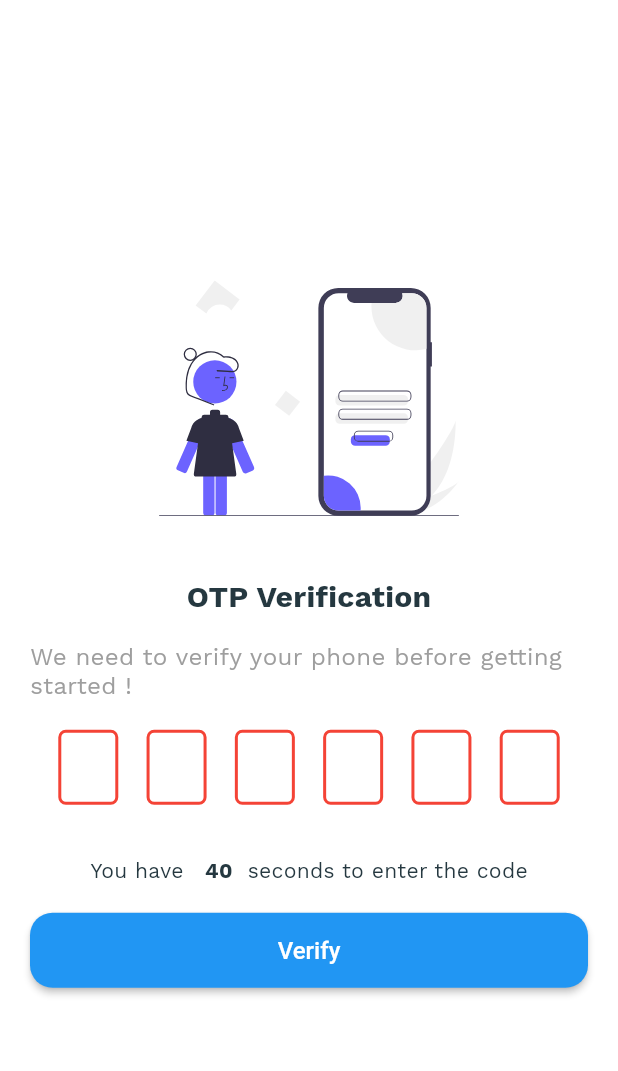
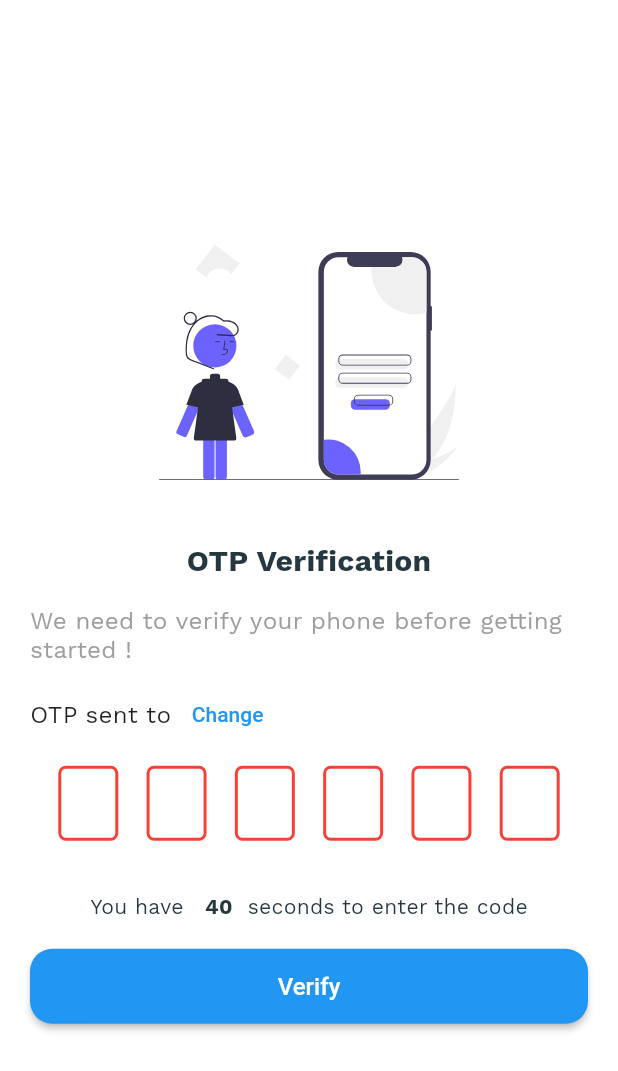
Before and after one commit to salmanulfarisi/hotel_bookin_app, a Flutter app: the OtpView screen opened by its route, on a phone screen of 412 x 824 dp. Shown: the top 1071 px of the screen. Run offline on Flutter 3.47's test engine with Material 2 defaults, Android fonts, the phone set to English and light mode, and no system bars; drawn by our look-alikes of pin_code_fields, timer_count_down; our stand-ins replace animated_text_kit, dio, flutter_svg, get, get_storage, internet_connection_checker and 1 more; accounts and stored records are empty.

Commit message:
phone verification and otp view almost complete.started login ui work

```diff
--- a/lib/app/modules/authpages/controller/controller.dart
+++ b/lib/app/modules/authpages/controller/controller.dart
@@ -69,6 +69,7 @@ class AuthPagesController extends GetxController {
         hash = response.hash ?? '';
 
         Get.toNamed(Routes.OTP_VIEW);
+
         isLoadingFalse();
       } else {
         Get.snackbar("Error", response.message ?? "Something went wrong");
@@ -108,6 +109,7 @@ class AuthPagesController extends GetxController {
     } else if (otpResponse.created == true) {
       isLoadingFalse();
       Get.snackbar('Success', otpResponse.message ?? "Something went wrong");
+      Get.offNamed(Routes.LOGIN);
     } else {
       Get.snackbar('Error', otpResponse.message ?? "Something went wrong");
       isLoadingFalse();
--- a/lib/app/modules/otp_view/view/view.dart
+++ b/lib/app/modules/otp_view/view/view.dart
@@ -46,7 +46,30 @@ class OtpView extends GetView<AuthPagesController> {
                     ),
                   ),
                   const SizedBox(
-                    height: 20,
+                    height: 10,
+                  ),
+                  Row(
+                    children: [
+                      Text(
+                        "OTP sent to ${controller.phoneController.text}",
+                        style: const TextStyle(
+                          fontSize: 16,
+                          color: Colors.black87,
+                        ),
+                      ),
+                      TextButton(
+                          onPressed: () {
+                            Get.back();
+                            controller.phoneController.clear();
+                          },
+                          child: const Text(
+                            "Change",
+                            style: TextStyle(color: Colors.blue),
+                          ))
+                    ],
+                  ),
+                  const SizedBox(
+                    height: 10,
                   ),
                   Row(
                     children: [
```
